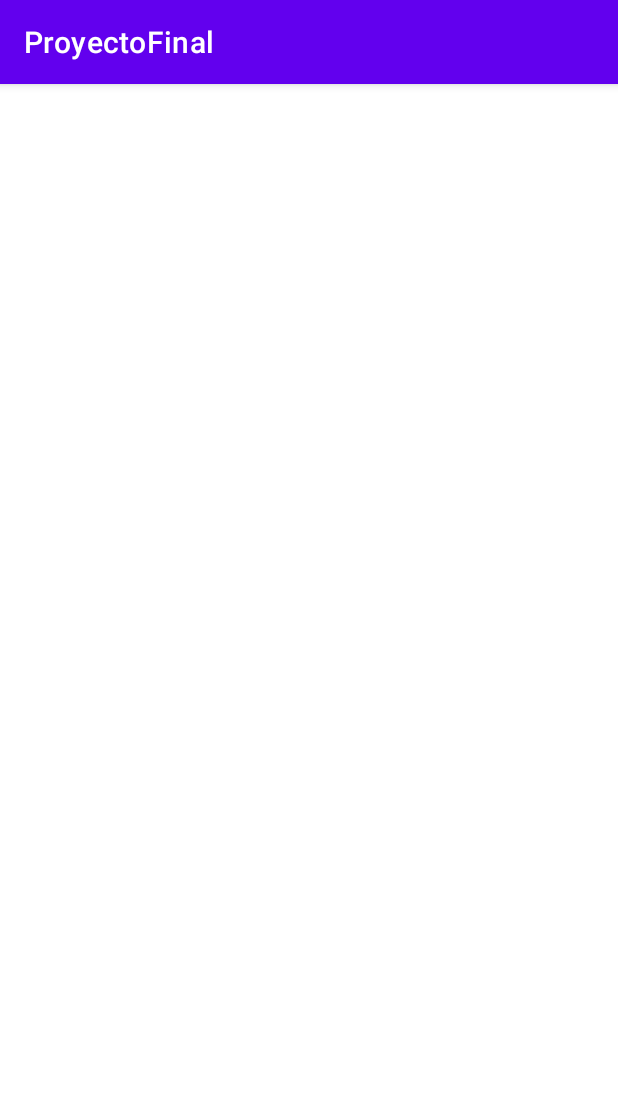
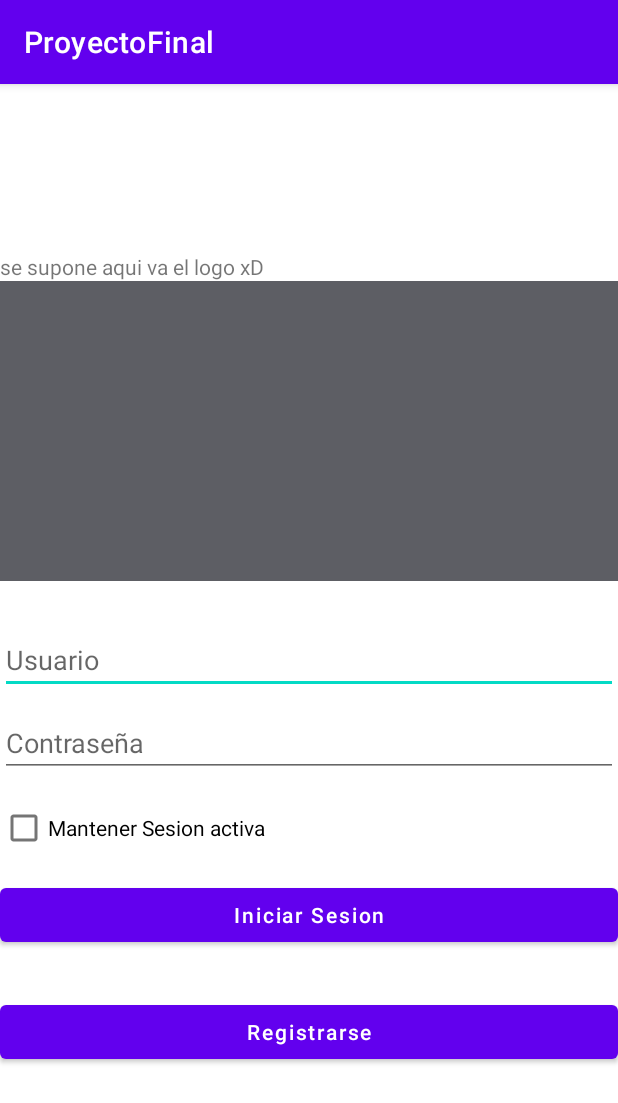
Before and after one commit to JuanPabloPR/Proyecto_Final_Movil-1, an Android app: the screen it shows after launch (InicioSesion), on a phone screen of 412 x 824 dp. Shown: the top 1103 px of the screen. Run offline under Robolectric (Android 15) with nearby library versions, the phone set to English and light mode, and no system bars.

Commit message:
Creacion diseño InicioSesion y Registro

```diff
--- a/app/src/main/res/layout/activity_inicio_sesion.xml
+++ b/app/src/main/res/layout/activity_inicio_sesion.xml
@@ -7,4 +7,70 @@
     android:layout_height="match_parent"
     tools:context=".Login.InicioSesion">
 
+    <LinearLayout
+        android:layout_width="match_parent"
+        android:layout_height="wrap_content"
+        app:layout_constraintTop_toTopOf="parent"
+        app:layout_constraintLeft_toLeftOf="parent"
+        app:layout_constraintRight_toRightOf="parent"
+        app:layout_constraintBottom_toBottomOf="parent"
+        android:orientation="vertical"
+        >
+        <!-- eliminar despues de poner el logo -->
+        <TextView
+            android:layout_width="match_parent"
+            android:layout_height="wrap_content"
+            android:text="se supone aqui va el logo xD"
+            />
+
+        <ImageView
+            android:layout_width="match_parent"
+            android:layout_height="200dp"
+            android:src="@color/material_dynamic_neutral40"
+            />
+
+        <EditText
+            android:id="@+id/usuarioEditText"
+            android:layout_width="match_parent"
+            android:layout_height="wrap_content"
+            android:inputType="text"
+            android:hint="@string/usuario"
+            android:layout_marginTop="30dp"
+            />
+
+        <EditText
+            android:id="@+id/contrasenaEditText"
+            android:layout_width="match_parent"
+            android:layout_height="wrap_content"
+            android:inputType="textPassword"
+            android:hint="@string/contrasena"
+            android:layout_marginTop="10dp"
+            />
+
+        <CheckBox
+            android:layout_width="match_parent"
+            android:layout_height="wrap_content"
+            android:text="@string/mantenerSesion"
+            android:layout_marginTop="10dp"
+            />
+
+        <Button
+            android:id="@+id/iniciarSesionButton"
+            android:layout_width="match_parent"
+            android:layout_height="wrap_content"
+            android:text="@string/iniciarSesion"
+            android:textAllCaps="false"
+            android:layout_marginTop="10dp"
+            />
+
+        <Button
+            android:id="@+id/registrarseButton"
+            android:layout_width="match_parent"
+            android:layout_height="wrap_content"
+            android:text="@string/registrarse"
+            android:textAllCaps="false"
+            android:layout_marginTop="30dp"
+            />
+    </LinearLayout>
+
 </androidx.constraintlayout.widget.ConstraintLayout>
--- a/app/src/main/res/values/strings.xml
+++ b/app/src/main/res/values/strings.xml
@@ -3,4 +3,14 @@
     <string name="title_home">Home</string>
     <string name="title_dashboard">Dashboard</string>
     <string name="title_notifications">Notifications</string>
+
+    <string name="contrasena">Contraseña</string>
+    <string name="usuario">Usuario</string>
+    <string name="registrarse">Registrarse</string>
+    <string name="iniciarSesion">Iniciar Sesion</string>
+    <string name="mantenerSesion">Mantener Sesion activa</string>
+    <string name="nombre">Nombre</string>
+    <string name="confirmarContrasena">Confirmar Contraseña</string>
+    <string name="numeroTelefono">Numero de telefono</string>
+
 </resources>
```
Also changed, not shown: app/src/main/res/layout/activity_registro.xml (+63 -0 lines).
